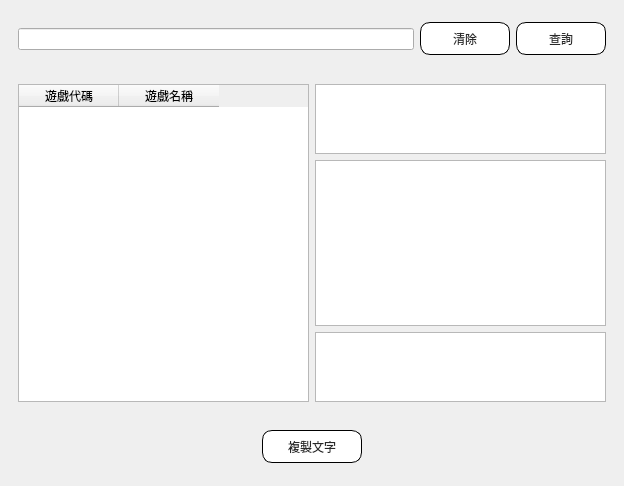
Before: the Qt Designer form src/AdbClient/StageOrder/LayerCostTable.ui in roger0816/Adb, drawn with Qt 5.
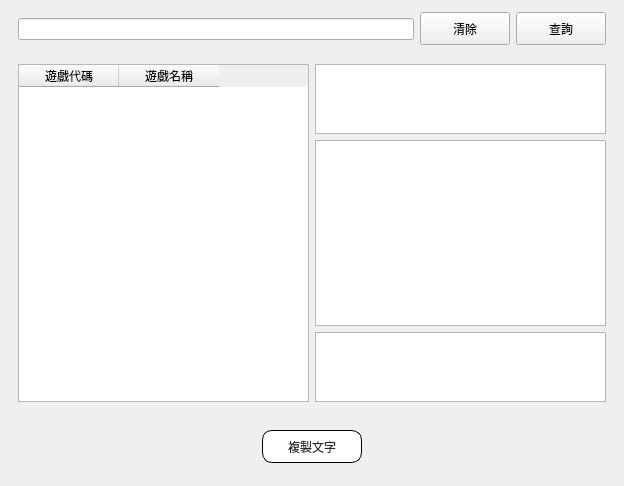
After: the same form once the commit is applied.

The edit to the form file:
```diff
--- a/src/AdbClient/StageOrder/LayerCostTable.ui
+++ b/src/AdbClient/StageOrder/LayerCostTable.ui
@@ -37,7 +37,7 @@
         <property name="minimumSize">
          <size>
           <width>0</width>
-          <height>60</height>
+          <height>40</height>
          </size>
         </property>
         <property name="maximumSize">
@@ -47,37 +47,15 @@
          </size>
         </property>
         <property name="styleSheet">
-         <string notr="true">
-QPushButton{
-font: 20px &quot;Microsoft JhengHei UI&quot;;
-
-
-}
-
-
-
-QPushButton{background-color: rgb(255, 255, 255);
-border-radius:10px;
-color: rgb(41,41,41);
-border: 1px solid #000000; }
-
-
-QPushButton:hover 
-{ 
-background-color: #55aaff; 
-border-style: outset; 
-border-width: 2px; 
-font: 700 18px &quot;Microsoft JhengHei UI&quot;; 
-}
-QPushButton:pressed { 
-border-style: outset; 
-border-width: 0px; 
-font: 700 24px &quot;Microsoft JhengHei UI&quot;; 
-color:rgb(241,241,241);
-background-color:#3c78b4;
-}</string>
+         <string notr="true"/>
         </property>
         <layout class="QHBoxLayout" name="horizontalLayout">
+         <property name="topMargin">
+          <number>0</number>
+         </property>
+         <property name="bottomMargin">
+          <number>0</number>
+         </property>
          <item>
           <widget class="QLineEdit" name="txSearch">
            <property name="maximumSize">
```
